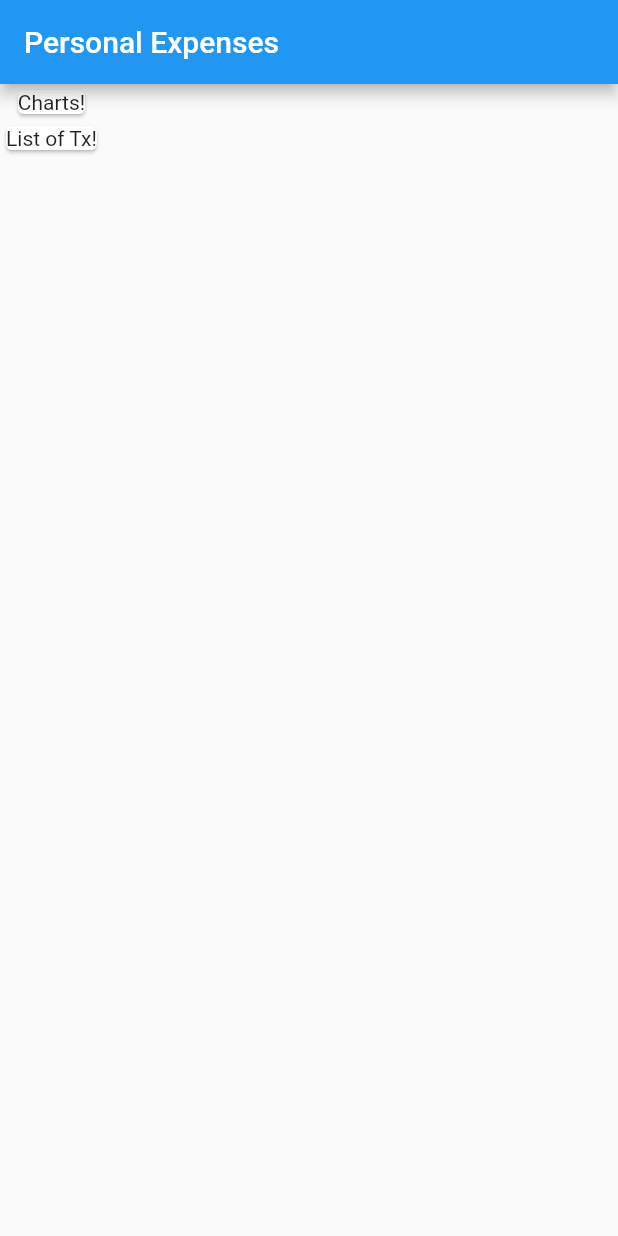
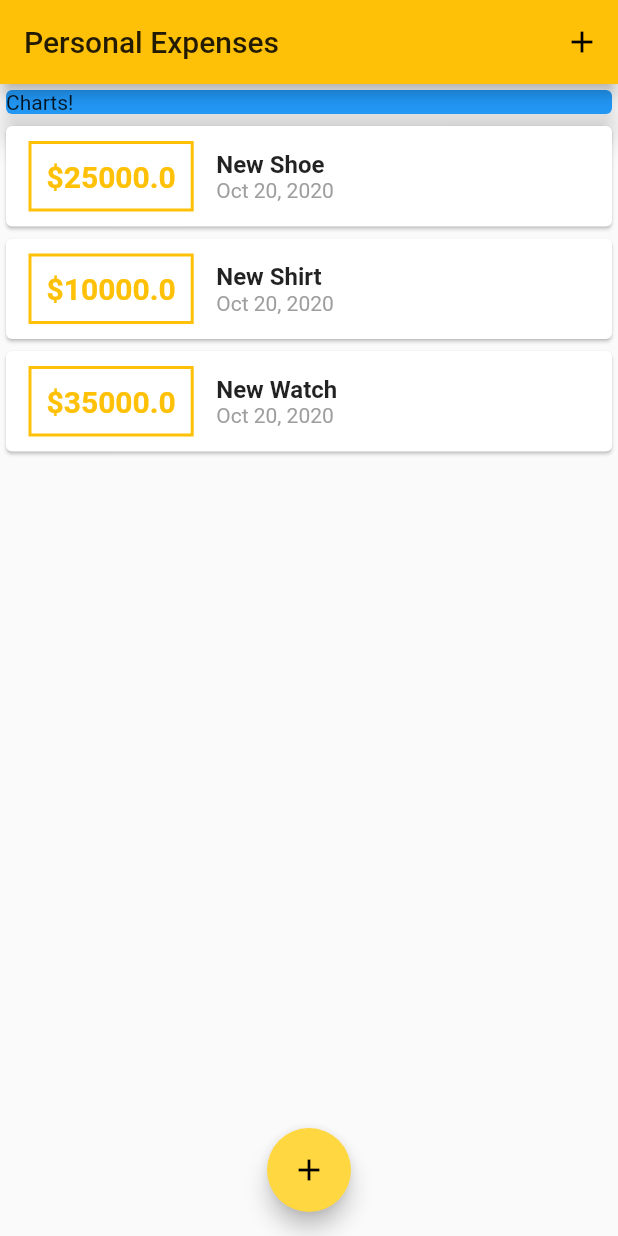
Before and after one commit to kkyawt98/PersonalExpenses, a Flutter app: the screen it shows after launch, on a phone screen of 412 x 824 dp. Run offline on Flutter 3.47's test engine with Material 2 defaults, Android fonts, the phone set to English and light mode, and no system bars.

Commit message:
add transaction

```diff
--- a/lib/main.dart
+++ b/lib/main.dart
@@ -1,4 +1,7 @@
 import 'package:flutter/material.dart';
+import 'models/transaction.dart';
+import 'widgets/new_transaction.dart';
+import 'widgets/transaction_list.dart';
 
 void main() => runApp(MyApp());
 
@@ -9,29 +12,89 @@ class MyApp extends StatelessWidget {
     return MaterialApp(
       title: 'Flutter Demo',
       theme: ThemeData(
-        primarySwatch: Colors.blue,
+        primarySwatch: Colors.amber,
+        accentColor: Colors.amberAccent
       ),
       home: MyHomePage(),
     );
   }
 }
 
-class MyHomePage extends StatelessWidget {
+class MyHomePage extends StatefulWidget {
+  @override
+  _MyHomePageState createState() => _MyHomePageState();
+}
+
+class _MyHomePageState extends State<MyHomePage> {
+  final _userTransactions = [
+    Transaction(
+        id: "t1", title: "New Shoe", amount: 25000.0, date: DateTime.now()),
+    Transaction(
+        id: "t2", title: "New Shirt", amount: 10000.0, date: DateTime.now()),
+    Transaction(
+        id: "t3", title: "New Watch", amount: 35000.0, date: DateTime.now()),
+  ];
+
+  void _addNewTransaction(String txTitle, double txAmount) {
+    final newTx = Transaction(
+        id: DateTime.now().toString(),
+        title: txTitle,
+        amount: txAmount,
+        date: DateTime.now());
+
+    setState(() {
+      _userTransactions.add(newTx);
+    });
+  }
+
+  void _startAddNewTransaction(BuildContext ctx) {
+    showModalBottomSheet(
+      context: ctx,
+      builder: (_) {
+        return GestureDetector(
+          child: NewTransaction(_addNewTransaction),
+          onTap: () {},
+          behavior: HitTestBehavior.opaque,
+        );
+      },
+    );
+  }
+
   @override
   Widget build(BuildContext context) {
     return Scaffold(
       appBar: AppBar(
         title: Text("Personal Expenses"),
-      ),
-      body: Column(
-        children: <Widget>[
-          Card(
-            child: Text("Charts!"),
-          ),
-          Card(
-            child: Text("List of Tx!"),
+        actions: <Widget>[
+          IconButton(
+            icon: Icon(
+              Icons.add,
+            ),
+            onPressed: () => _startAddNewTransaction(context),
           )
         ],
+      ),
+      body: SingleChildScrollView(
+        child: Column(
+          mainAxisAlignment: MainAxisAlignment.start,
+          crossAxisAlignment: CrossAxisAlignment.stretch,
+          children: <Widget>[
+            Container(
+              width: double.infinity,
+              child: Card(
+                color: Colors.blue,
+                child: Text("Charts!"),
+                elevation: 8,
+              ),
+            ),
+            TransactionList(_userTransactions)
+          ],
+        ),
+      ),
+      floatingActionButtonLocation: FloatingActionButtonLocation.centerFloat,
+      floatingActionButton: FloatingActionButton(
+        child: Icon(Icons.add),
+        onPressed: () => _startAddNewTransaction(context),
       ),
     );
   }
--- /dev/null
+++ b/lib/models/transaction.dart
@@ -0,0 +1,11 @@
+import 'package:flutter/foundation.dart';
+
+class Transaction {
+  final String id;
+  final String title;
+  final double amount;
+  final DateTime date;
+
+  Transaction({@required this.id, @required this.title, @required this.amount,
+    @required this.date});
+}
--- /dev/null
+++ b/lib/widgets/transaction_list.dart
@@ -0,0 +1,55 @@
+import '../models/transaction.dart';
+import 'package:flutter/material.dart';
+import 'package:intl/intl.dart';
+
+class TransactionList extends StatelessWidget {
+  final List<Transaction> transactions;
+
+  TransactionList(this.transactions);
+
+  @override
+  Widget build(BuildContext context) {
+    return Container(
+      height: 400,
+      child: ListView.builder(
+        itemBuilder: (ctx, index){
+          return Card(
+              child: Row(
+                children: <Widget>[
+                  Container(
+                    margin: EdgeInsets.symmetric(vertical: 10, horizontal: 15),
+                    child: Text(
+                      '\$${transactions[index].amount}',
+                      style: TextStyle(
+                          fontWeight: FontWeight.bold,
+                          fontSize: 20,
+                          color: Theme.of(context).primaryColor),
+                    ),
+                    decoration: BoxDecoration(
+                        border: Border.all(color: Theme.of(context).primaryColor, width: 2)),
+                    padding: EdgeInsets.all(10),
+                  ),
+                  Column(
+                    crossAxisAlignment: CrossAxisAlignment.start,
+                    children: <Widget>[
+                      Text(
+                        transactions[index].title,
+                        style: TextStyle(
+                          fontSize: 16,
+                          fontWeight: FontWeight.bold,
+                        ),
+                      ),
+                      Text(
+                        DateFormat.yMMMd().format(transactions[index].date),
+                        style: TextStyle(color: Colors.grey),
+                      )
+                    ],
+                  )
+                ],
+              ));
+        },
+        itemCount: transactions.length,
+      )
+    );
+  }
+}
--- a/pubspec.yaml
+++ b/pubspec.yaml
@@ -19,6 +19,8 @@ environment:
 dependencies:
   flutter:
     sdk: flutter
+
+  intl: ^0.16.1
 
   # The following adds the Cupertino Icons font to your application.
   # Use with the CupertinoIcons class for iOS style icons.
```
Also changed, not shown: lib/widgets/new_transaction.dart (added, +60 -0 lines), lib/widgets/user_transaction.dart (added, +20 -0 lines), pubspec.lock.
